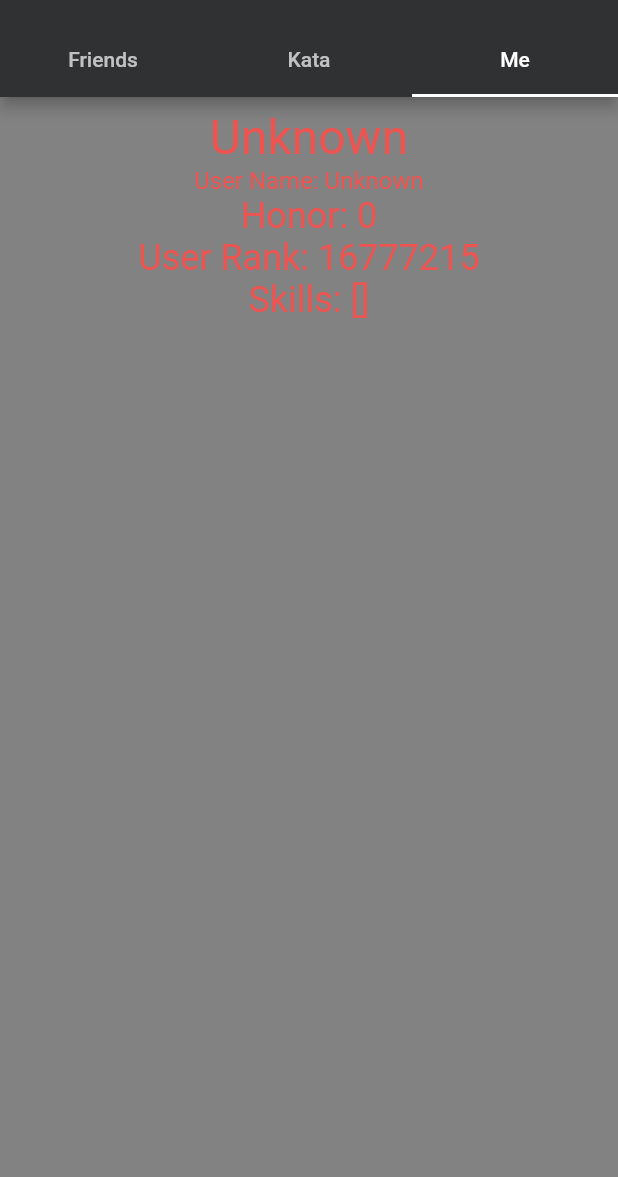
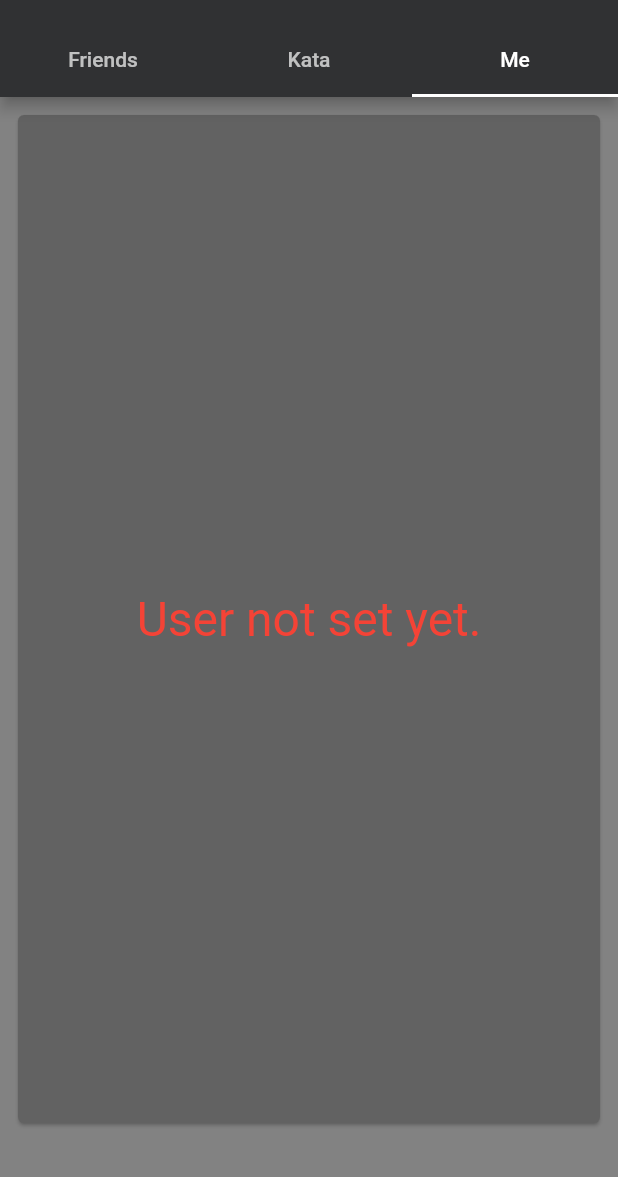
Before and after one commit to ice1000/code_wars_android, a Flutter app: the screen it shows after launch, tab 3 chosen, on a phone screen of 412 x 824 dp, the part 59-1236 px from its top. Run offline on Flutter 3.47's test engine with Material 2 defaults, Android fonts, the phone set to English and light mode, and no system bars.

Commit message:
improve user page, change data structure

```diff
--- a/lib/code_wars/code_wars.dart
+++ b/lib/code_wars/code_wars.dart
@@ -71,16 +71,6 @@ class CodeWarsUser {
   int leaderboardPosition;
   List<String> skills;
   Ranks rank;
-
-  CodeWarsUser.empty() {
-    username = "Unknown";
-    name = "Unknown";
-    honor = 0;
-    leaderboardPosition = 0xffffff;
-    skills = const[];
-    rank = null;
-  }
-
 }
 
 class Ranks {
--- a/lib/code_wars/colors.dart
+++ b/lib/code_wars/colors.dart
@@ -25,4 +25,5 @@ class CodeWarsColors {
   static const _codeWarsBlackPrimaryValue = 0xFF303133;
 
   static const MaterialColor red = Colors.red;
+  static const MaterialColor white = Colors.grey;
 }
--- a/lib/main.dart
+++ b/lib/main.dart
@@ -24,9 +24,16 @@ class MyApp extends StatelessWidget {
 }
 
 class _Page {
-  _Page({ this.label, this.icon, this.information, this.child });
+  _Page({
+    this.displayWhenEmpty,
+    this.icon,
+    this.information,
+    this.child,
+    this.tabLabel
+  });
 
-  final String label;
+  final String displayWhenEmpty;
+  final String tabLabel;
   final MaterialColor colors = CodeWarsColors.red;
   final IconData icon;
   final String information;
@@ -47,7 +54,7 @@ class _Page {
       child ?? new Card(
           color: CodeWarsColors.black.shade300,
           child: new Center(
-              child: new Text(label,
+              child: new Text(displayWhenEmpty,
                   style: new TextStyle(color: labelColor, fontSize: 32.0),
                   textAlign: TextAlign.center
               )
@@ -84,20 +91,22 @@ class _TabsFabDemoState extends State<TabsFabDemo>
   @override
   void initState() {
     super.initState();
-    _user = new CodeWarsUser.empty();
     _usernameEditingController = new TextEditingController();
     _friends = new _Page(
-      label: 'Friends',
+      displayWhenEmpty: 'Friends',
+      tabLabel: 'Friends',
       icon: Icons.add,
       information: "You can view your friends' information or "
           "add new friends in this page.",);
     _kata = new _Page(
-      label: 'Kata',
+      displayWhenEmpty: 'Kata',
+      tabLabel: 'Kata',
       icon: Icons.add_box,
       information: "You can view or add katas here, and preview them.\n"
           "submitting is not supported ATM",);
     _me = new _Page(
-      label: 'Me',
+      displayWhenEmpty: 'User not set yet.',
+      tabLabel: 'Me',
       information: "Information about yourself on Code Wars.\n"
           "You can change your username.",);
     _allPages = <_Page>[_friends, _kata, _me];
@@ -137,7 +146,7 @@ class _TabsFabDemoState extends State<TabsFabDemo>
 
   Widget buildTabView(_Page page) =>
       new Container(
-          key: new ValueKey<String>(page.label),
+          key: new ValueKey<String>(page.displayWhenEmpty),
           color: _background,
           padding: const EdgeInsets.fromLTRB(8.0, 8.0, 8.0, 32.0),
           child: page.childWight
@@ -166,6 +175,9 @@ class _TabsFabDemoState extends State<TabsFabDemo>
               _user.honor = json['honor'];
               _user.leaderboardPosition = json['leaderboardPosition'];
               _user.skills = json['skills'];
+              if (null == _user.skills || _user.skills.isEmpty) {
+                _user.skills = const[" no skills found "];
+              }
             });
             Navigator.pop(context);
           });
@@ -176,30 +188,51 @@ class _TabsFabDemoState extends State<TabsFabDemo>
 
   @override
   Widget build(BuildContext context) {
-    _me.child = new Scrollbar(child: new Column(
-        children: [
-          new Text(_user.name, style: new TextStyle(
-              color: CodeWarsColors.red.shade400, fontSize: 32.0)),
-          new Text("User Name: ${_user.username}", style: new TextStyle(
-              color: CodeWarsColors.red.shade400, fontSize: 16.0)),
-          new Text("Honor: ${_user.honor}", style: new TextStyle(
-              color: CodeWarsColors.red.shade400, fontSize: 24.0)),
-          new Text("User Rank: ${_user.leaderboardPosition}", style:
-          new TextStyle(color: CodeWarsColors.red.shade400, fontSize: 24.0)),
-          new Text("Skills: ${_user.skills.toString()}", style: new TextStyle(
-              color: CodeWarsColors.red.shade400, fontSize: 24.0)),
-        ]));
+    if (null != _user)
+      _me.child = new Scrollbar(child: new ListView(
+          padding: new EdgeInsets.symmetric(vertical: 0.0),
+          primary: false,
+          itemExtent: 30.0,
+          children: [
+            new ListTile(title: new Text(_user.name, style: new TextStyle(
+                color: CodeWarsColors.white.shade200, fontSize: 32.0)),
+                trailing: new Text("\n${_user.username}", style: new TextStyle(
+                    color: CodeWarsColors.white.shade200, fontSize: 16.0))),
+            new ListTile(),
+            new ListTile(trailing: new Text("${_user.honor}",
+                style: new TextStyle(
+                    color: CodeWarsColors.red.shade400, fontSize: 22.0)),
+                title: new Text("Honor", style: new TextStyle(
+                    color: CodeWarsColors.red.shade400, fontSize: 20.0))),
+            new ListTile(trailing: new Text("${_user.leaderboardPosition}",
+                style: new TextStyle(
+                    color: CodeWarsColors.red.shade400, fontSize: 22.0)),
+                title: new Text("LeaderBoard Rank", style: new TextStyle(
+                    color: CodeWarsColors.red.shade400, fontSize: 20.0))),
+            new ListTile(),
+            new ListTile(title: new Text("Skills:", style: new TextStyle(
+                color: CodeWarsColors.white.shade200, fontSize: 24.0))),
+            new ListTile(title: new Scrollbar(
+                child: new ListView(scrollDirection: Axis.horizontal,
+                    children: _user.skills.map((f) =>
+                    new Card(elevation: 1.5,
+                        color: CodeWarsColors.white.shade400,
+                        child: new Text(" $f ", style: new TextStyle(
+                            color: CodeWarsColors.red.shade500,
+                            fontSize: 16.0)))).toList()))),
+          ]));
     return new Scaffold(
       key: _scaffoldKey,
       appBar: new AppBar(
           title: new Text(_title),
           actions: [
             new IconButton(
-                icon: new Icon(Icons.edit), onPressed: _changeUserName)
+                icon: new Icon(Icons.edit), onPressed: _changeUserName),
+            // settings
           ],
           bottom: new TabBar(
             controller: _tabController,
-            tabs: _allPages.map((_Page page) => new Tab(text: page.label))
+            tabs: _allPages.map((_Page page) => new Tab(text: page.tabLabel))
                 .toList(),)),
       floatingActionButton: !_selectedPage.fabHere ? null
           : new FloatingActionButton(
```
